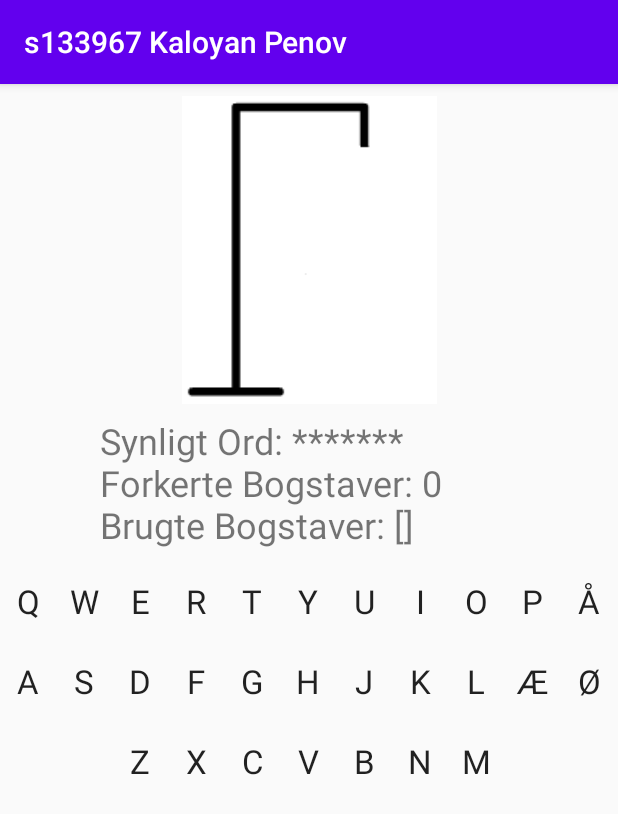
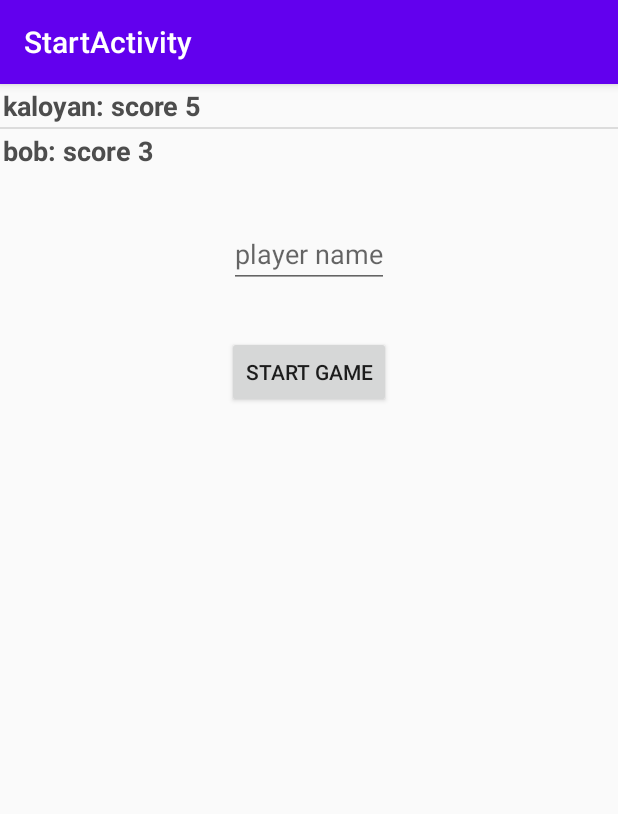
Before and after one commit to kpenov16/MinGalgeleg, an Android app: the screen it shows after launch (MainActivity before the commit, StartActivity after it), on a phone screen of 412 x 824 dp. Shown: the top 814 px of the screen. Run offline under Robolectric (Android 15) with nearby library versions, the light colour scheme and no system bars.

Commit message:
add simple start activity to show scores and start the game

```diff
--- a/app/src/main/AndroidManifest.xml
+++ b/app/src/main/AndroidManifest.xml
@@ -2,7 +2,7 @@
 <manifest xmlns:android="http://schemas.android.com/apk/res/android"
     package="dk.kaloyan.mingalgeleg">
 
-    <!--<uses-permission android:name="android.permission.INTERNET" />-->
+    <uses-permission android:name="android.permission.INTERNET" />
 
     <application
         android:allowBackup="true"
@@ -11,13 +11,23 @@
         android:roundIcon="@mipmap/ic_launcher_round"
         android:supportsRtl="true"
         android:theme="@style/AppTheme">
-        <activity android:name=".MainActivity">
+
+        <activity
+            android:name=".StartActivity"
+            android:label="@string/title_activity_start">
             <intent-filter>
                 <action android:name="android.intent.action.MAIN" />
 
                 <category android:name="android.intent.category.LAUNCHER" />
             </intent-filter>
         </activity>
+        <activity android:name=".MainActivity">
+            <intent-filter>
+                <action android:name="android.intent.action.MAIN" />
+
+                <!--<category android:name="android.intent.category.LAUNCHER" />-->
+            </intent-filter>
+        </activity>
     </application>
 
 </manifest>
--- /dev/null
+++ b/app/src/main/java/dk/kaloyan/mingalgeleg/StartActivity.java
@@ -0,0 +1,38 @@
+package dk.kaloyan.mingalgeleg;
+
+import android.os.Bundle;
+import android.widget.ArrayAdapter;
+import android.widget.ListView;
+import android.widget.TextView;
+
+import androidx.appcompat.app.AppCompatActivity;
+
+import java.util.ArrayList;
+import java.util.List;
+
+public class StartActivity extends AppCompatActivity {
+
+    private ListView listViewScore;
+    private TextView textViewListElement;
+
+    @Override
+    protected void onCreate(Bundle savedInstanceState) {
+        super.onCreate(savedInstanceState);
+        setContentView(R.layout.activity_start);
+
+        init();
+
+
+        String[] scores = new String[]{"kaloyan: score 5","bob: score 3"};
+        ArrayAdapter<String> adapter = new ArrayAdapter<String>(this, R.layout.highscore_list_element, R.id.textViewListElement, scores);
+        listViewScore.setAdapter(adapter);
+
+    }
+
+    private void init() {
+        listViewScore = findViewById(R.id.listViewScore);
+        textViewListElement = findViewById(R.id.textViewListElement);
+
+
+    }
+}
--- /dev/null
+++ b/app/src/main/res/layout/activity_start.xml
@@ -0,0 +1,39 @@
+<?xml version="1.0" encoding="utf-8"?>
+<androidx.constraintlayout.widget.ConstraintLayout
+    xmlns:android="http://schemas.android.com/apk/res/android"
+    xmlns:app="http://schemas.android.com/apk/res-auto"
+    xmlns:tools="http://schemas.android.com/tools"
+    android:layout_width="match_parent"
+    android:layout_height="match_parent">
+
+    <ListView
+        android:id="@+id/listViewScore"
+        android:layout_width="wrap_content"
+        android:layout_height="wrap_content"
+        app:layout_constraintEnd_toEndOf="parent"
+        app:layout_constraintHorizontal_bias="1.0"
+        app:layout_constraintStart_toStartOf="parent"
+        app:layout_constraintTop_toTopOf="parent" />
+
+    <EditText
+        android:id="@+id/editTextPlayerName"
+        android:layout_width="wrap_content"
+        android:layout_height="wrap_content"
+        android:layout_marginTop="32dp"
+        android:hint="player name"
+        android:inputType="textPersonName"
+        app:layout_constraintEnd_toEndOf="@+id/listViewScore"
+        app:layout_constraintStart_toStartOf="@+id/listViewScore"
+        app:layout_constraintTop_toBottomOf="@+id/listViewScore" />
+
+    <Button
+        android:id="@+id/buttonStartGame"
+        android:layout_width="wrap_content"
+        android:layout_height="wrap_content"
+        android:layout_marginTop="32dp"
+        android:text="Start Game"
+        app:layout_constraintEnd_toEndOf="@+id/editTextPlayerName"
+        app:layout_constraintStart_toStartOf="@+id/editTextPlayerName"
+        app:layout_constraintTop_toBottomOf="@+id/editTextPlayerName" />
+
+</androidx.constraintlayout.widget.ConstraintLayout>
--- /dev/null
+++ b/app/src/main/res/layout/highscore_list_element.xml
@@ -0,0 +1,14 @@
+<?xml version="1.0" encoding="utf-8"?>
+<TextView xmlns:android="http://schemas.android.com/apk/res/android"
+    android:id="@+id/textViewListElement"
+    android:layout_width="wrap_content"
+    android:layout_height="wrap_content"
+    android:text="Medium Text"
+    android:textStyle="bold"
+    android:textAppearance="?android:attr/textAppearanceMedium"
+    android:layout_marginLeft="10dp"
+    android:layout_marginTop="5dp"
+    android:padding="2dp"
+    android:textColor="#4d4d4d">
+
+</TextView>
--- /dev/null
+++ b/app/src/main/res/values-round/strings.xml
@@ -0,0 +1,3 @@
+<resources>
+    <string name="hello_world">Hello Round World!</string>
+</resources>
--- /dev/null
+++ b/app/src/main/res/values/dimens.xml
@@ -0,0 +1,15 @@
+<?xml version="1.0" encoding="utf-8"?>
+<resources>
+    <!--
+    Because the window insets on round devices are larger than 15dp, this padding only applies
+    to square screens.
+    -->
+    <dimen name="box_inset_layout_padding">0dp</dimen>
+
+    <!--
+    This padding applies to both square and round screens. The total padding between the buttons
+    and the window insets is box_inset_layout_padding (above variable) on square screens and
+    inner_frame_layout_padding (below variable) on round screens.
+    -->
+    <dimen name="inner_frame_layout_padding">5dp</dimen>
+</resources>
--- a/app/src/main/res/values/strings.xml
+++ b/app/src/main/res/values/strings.xml
@@ -3,4 +3,10 @@
     <string name="guess">Guess</string>
     <!-- TODO: Remove or change this placeholder text -->
     <string name="hello_blank_fragment">Start fragment</string>
+    <string name="title_activity_start">StartActivity</string>
+    <!--
+    This string is used for square devices and overridden by hello_world in
+    values-round/strings.xml for round devices.
+    -->
+    <string name="hello_world">Hello Square World!</string>
 </resources>
```
